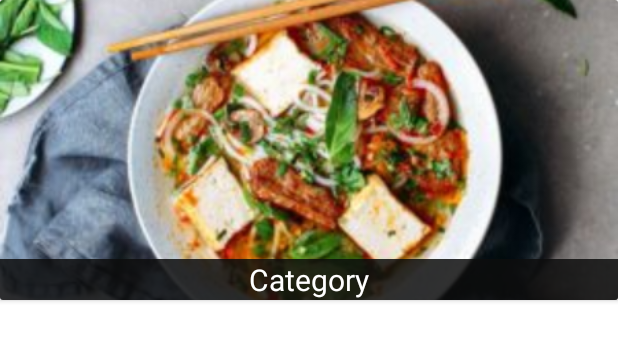
After one commit to kalindus89/Food-Order-App, an Android app: the layout category_item_layout.xml on its own in the app's theme, with its tools: preview values and no code run, on a phone screen of 412 x 824 dp. The commit adds this screen. Shown: the top 341 px of the screen. Run offline under Robolectric (Android 15) with nearby library versions, the light colour scheme and no system bars.

Commit message:
Food Order App Upload

```diff
--- a/app/build.gradle
+++ b/app/build.gradle
@@ -40,6 +40,6 @@ dependencies {
     androidTestImplementation 'androidx.test.espresso:espresso-core:3.4.0'
     implementation 'com.rengwuxian.materialedittext:library:2.1.4'
     implementation 'com.squareup.picasso:picasso:2.71828'
-
-
+    implementation 'com.firebaseui:firebase-ui-firestore:8.0.0'
+    implementation 'com.firebaseui:firebase-ui-database:8.0.0'
 }
--- a/app/src/main/AndroidManifest.xml
+++ b/app/src/main/AndroidManifest.xml
@@ -12,7 +12,7 @@
         android:supportsRtl="true"
         android:theme="@style/Theme.FoodOrderApp">
         <activity
-            android:name=".HomeActivity"
+            android:name=".home.HomeActivity"
             android:exported="true" />
         <activity
             android:name=".singin_signup.SignUpActivity"
--- a/app/src/main/java/com/newsapp/foodorderapp/singin_signup/SignUpActivity.java
+++ b/app/src/main/java/com/newsapp/foodorderapp/singin_signup/SignUpActivity.java
@@ -15,8 +15,6 @@ import android.widget.LinearLayout;
 import android.widget.ProgressBar;
 import android.widget.Toast;
 
-import com.google.android.gms.tasks.OnCompleteListener;
-import com.google.android.gms.tasks.Task;
 import com.google.firebase.database.DataSnapshot;
 import com.google.firebase.database.DatabaseError;
 import com.google.firebase.database.DatabaseReference;
@@ -78,7 +76,7 @@ public class SignUpActivity extends AppCompatActivity {
 
                             } else {
 
-                                User user = new User(nameUserNew.getText().toString(),passwordNew.getText().toString());
+                                UserModel user = new UserModel(nameUserNew.getText().toString(),passwordNew.getText().toString());
                                 databaseReference.setValue(user);
 
                                 progressBarNew.setVisibility(View.GONE);
--- a/app/src/main/java/com/newsapp/foodorderapp/singin_signup/User.java
+++ b/app/src/main/java/com/newsapp/foodorderapp/singin_signup/UserModel.java
@@ -1,14 +1,14 @@
 package com.newsapp.foodorderapp.singin_signup;
 
-public class User {
+public class UserModel {
     String name;
     String password;
 
-    public User() {
+    public UserModel() {
 
     }
 
-    public User(String name, String password) {
+    public UserModel(String name, String password) {
         this.name = name;
         this.password = password;
     }
--- a/app/src/main/java/com/newsapp/foodorderapp/singin_signup/WelcomeActivity.java
+++ b/app/src/main/java/com/newsapp/foodorderapp/singin_signup/WelcomeActivity.java
@@ -8,7 +8,6 @@ import android.view.View;
 import android.view.WindowManager;
 import android.widget.Button;
 
-import com.newsapp.foodorderapp.HomeActivity;
 import com.newsapp.foodorderapp.R;
 
 public class WelcomeActivity extends AppCompatActivity {
@@ -42,8 +41,7 @@ public class WelcomeActivity extends AppCompatActivity {
             @Override
             public void onClick(View view) {
 
-                //Intent intent = new Intent(WelcomeActivity.this,SignUpActivity.class);
-                Intent intent = new Intent(WelcomeActivity.this, HomeActivity.class);
+                Intent intent = new Intent(WelcomeActivity.this,SignUpActivity.class);
                 startActivity(intent);
                 finish();
 
--- a/app/src/main/res/layout/activity_home.xml
+++ b/app/src/main/res/layout/activity_home.xml
@@ -8,7 +8,7 @@
     android:background="@drawable/my_bg"
     android:fitsSystemWindows="true"
     android:orientation="vertical"
-    tools:context=".HomeActivity"
+    tools:context=".home.HomeActivity"
     tools:openDrawer="start">
 
     <LinearLayout
--- /dev/null
+++ b/app/src/main/res/layout/category_item_layout.xml
@@ -0,0 +1,34 @@
+<?xml version="1.0" encoding="utf-8"?>
+<androidx.cardview.widget.CardView xmlns:android="http://schemas.android.com/apk/res/android"
+    android:layout_width="match_parent"
+    android:layout_height="200dp"
+    android:elevation="4dp">
+
+    <RelativeLayout
+        android:layout_width="match_parent"
+        android:layout_height="match_parent"
+        android:orientation="vertical">
+
+        <ImageView
+            android:id="@+id/cateImage"
+            android:layout_width="match_parent"
+            android:layout_height="match_parent"
+            android:layout_gravity="center"
+            android:src="@drawable/vegi_bg"
+            android:scaleType="centerCrop"/>
+
+        <TextView
+            android:id="@+id/catName"
+            android:layout_width="match_parent"
+            android:layout_height="wrap_content"
+            android:text="Category"
+            android:layout_above="@+id/cateImage"
+            android:layout_alignParentBottom="true"
+            android:textSize="20sp"
+            android:gravity="center"
+            android:textColor="@color/white"
+            android:background="#D80E0D0E"/>
+
+    </RelativeLayout>
+
+</androidx.cardview.widget.CardView>
--- a/app/src/main/res/layout/layout_side_menu.xml
+++ b/app/src/main/res/layout/layout_side_menu.xml
@@ -38,7 +38,7 @@
                     android:src="@drawable/logo_app_pink" />
 
                 <TextView
-                    android:id="@+id/tv_dashboardHeader_profileName"
+                    android:id="@+id/userName"
                     android:layout_width="wrap_content"
                     android:layout_height="wrap_content"
                     android:gravity="center_vertical"
```
Also changed, not shown: app/src/main/java/com/newsapp/foodorderapp/home/AdapterCategory.java (added, +66 -0 lines), app/src/main/java/com/newsapp/foodorderapp/home/CategoryModel.java (added, +32 -0 lines), app/src/main/java/com/newsapp/foodorderapp/home/HomeActivity.java (renamed from app/src/main/java/com/newsapp/foodorderapp/HomeActivity.java, +44 -2 lines), app/src/main/java/com/newsapp/foodorderapp/home/TestItemClickedListner.java (added, +8 -0 lines), app/src/main/java/com/newsapp/foodorderapp/home/TestViewHolder.java (added, +34 -0 lines), app/src/main/java/com/newsapp/foodorderapp/singin_signup/SignInActivity.java (+7 -1 lines), app/src/main/res/drawable/vegi_bg.jpg (added).
